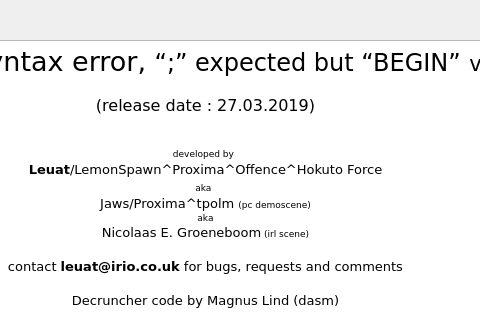
First picture: the form in source/dialogabout.ui, repository leuat/TRSE, before the edit; both pictures show x 248 to 728 and y 0 to 320 of the 910 by 446 pixel window.
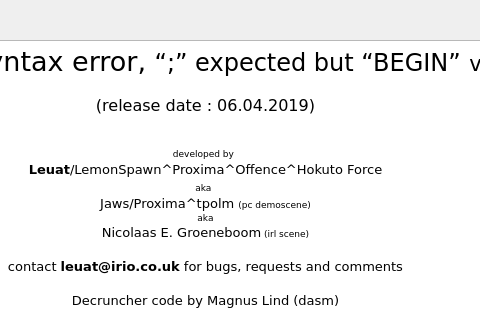
Second picture: the form after the edit. Icons and pictures are not drawn.

Commit message: Ready for release

Patch:
```diff
--- a/source/dialogabout.ui
+++ b/source/dialogabout.ui
@@ -47,7 +47,7 @@
 p, li { white-space: pre-wrap; }
 &lt;/style&gt;&lt;/head&gt;&lt;body style=&quot; font-family:'Verdana'; font-size:10pt; font-weight:400; font-style:normal;&quot;&gt;
 &lt;p align=&quot;center&quot; style=&quot; margin-top:18px; margin-bottom:12px; margin-left:0px; margin-right:0px; -qt-block-indent:0; text-indent:0px;&quot;&gt;&lt;span style=&quot; font-size:xx-large;&quot;&gt;Turbo Rascal Syntax error, &lt;/span&gt;&lt;span style=&quot; font-size:18pt;&quot;&gt;“;” expected but “BEGIN”&lt;/span&gt;&lt;span style=&quot; font-size:20pt;&quot;&gt; &lt;/span&gt;&lt;span style=&quot; font-size:16pt;&quot;&gt;version 0.06.4&lt;/span&gt;&lt;/p&gt;
-&lt;p align=&quot;center&quot; style=&quot; margin-top:18px; margin-bottom:12px; margin-left:0px; margin-right:0px; -qt-block-indent:0; text-indent:0px;&quot;&gt;&lt;span style=&quot; font-size:12pt;&quot;&gt;(release date : 27.03.2019)&lt;/span&gt;&lt;/p&gt;
+&lt;p align=&quot;center&quot; style=&quot; margin-top:18px; margin-bottom:12px; margin-left:0px; margin-right:0px; -qt-block-indent:0; text-indent:0px;&quot;&gt;&lt;span style=&quot; font-size:12pt;&quot;&gt;(release date : 06.04.2019)&lt;/span&gt;&lt;/p&gt;
 &lt;p align=&quot;center&quot; style=&quot;-qt-paragraph-type:empty; margin-top:0px; margin-bottom:0px; margin-left:0px; margin-right:0px; -qt-block-indent:0; text-indent:0px;&quot;&gt;&lt;br /&gt;&lt;/p&gt;
 &lt;p align=&quot;center&quot; style=&quot; margin-top:0px; margin-bottom:0px; margin-left:0px; margin-right:0px; -qt-block-indent:0; text-indent:0px;&quot;&gt;&lt;img src=&quot;:/resources/images/creatures.png&quot; width=&quot;160&quot; /&gt;&lt;/p&gt;
 &lt;p align=&quot;center&quot; style=&quot; margin-top:0px; margin-bottom:0px; margin-left:0px; margin-right:0px; -qt-block-indent:0; text-indent:0px;&quot;&gt;&lt;span style=&quot; font-size:7pt;&quot;&gt;developed by&lt;/span&gt; &lt;/p&gt;
```
The commit also changes 1 other file.
